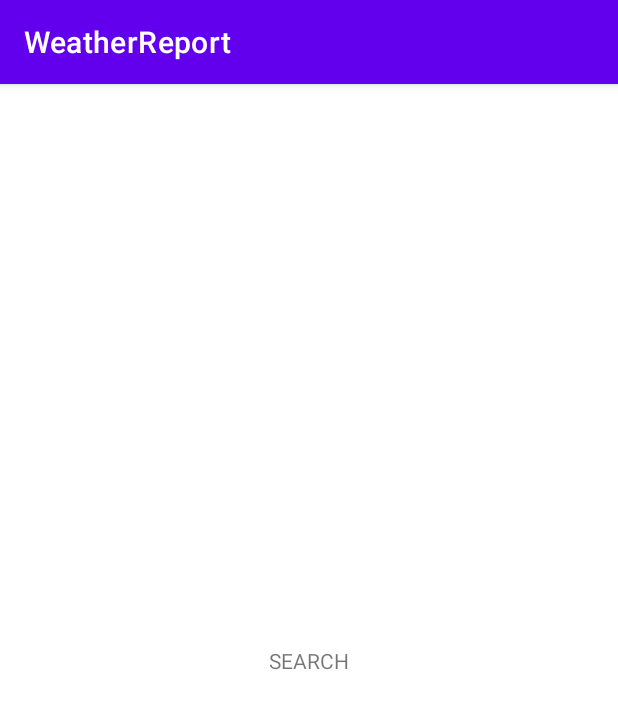
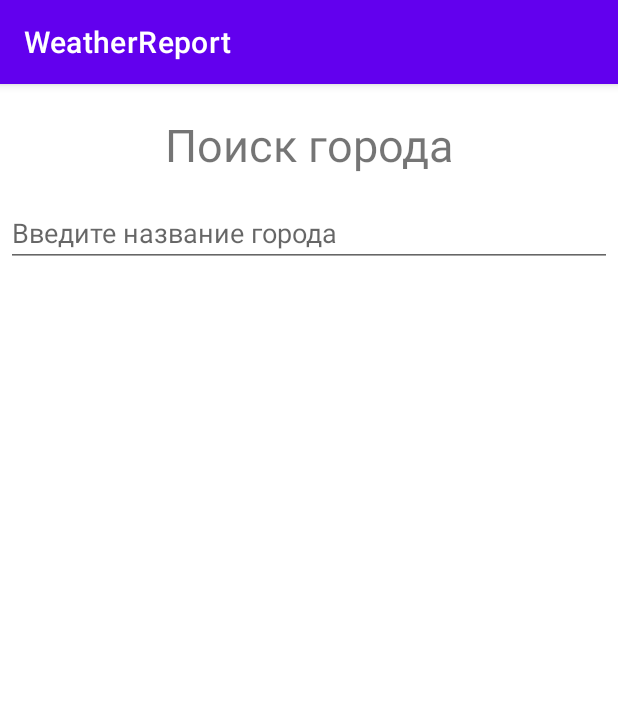
Before and after one commit to nOmeep/weather-app, an Android app: the fragment SearchFragment placed in its activity, on a phone screen of 412 x 824 dp. Shown: the top 709 px of the screen. Run offline under Robolectric (Android 15) with nearby library versions, the phone set to English and light mode, and no system bars; our stand-ins replace Dagger/Hilt's generated code, Room's generated code; pictures from the network do not load.

Commit message:
add-search-fragment-layout

```diff
--- a/app/src/main/java/com/example/weatherreport/data/db/WeatherItemsDAO.kt
+++ b/app/src/main/java/com/example/weatherreport/data/db/WeatherItemsDAO.kt
@@ -7,7 +7,10 @@ import kotlinx.coroutines.flow.Flow
 @Dao
 interface WeatherItemsDAO {
     @Query("select * from last_cached_page")
-    fun getCachedItems(): Flow<List<WeatherItem>>
+    fun getAllCachedItems(): Flow<List<WeatherItem>>
+
+    @Query("select * from last_cached_page where name = :name limit 1")
+    fun getCityByName(name: String): Flow<List<WeatherItem>>
 
     @Insert(onConflict = OnConflictStrategy.REPLACE)
     suspend fun cacheWeatherItem(item: WeatherItem)
--- a/app/src/main/java/com/example/weatherreport/data/repo/WeatherRepository.kt
+++ b/app/src/main/java/com/example/weatherreport/data/repo/WeatherRepository.kt
@@ -15,7 +15,7 @@ class WeatherRepository @Inject constructor(
 
     fun getCurrentCityWeather(query: String, key: String) = networkBoundResource(
         query = {
-            weatherDAO.getCachedItems()
+            weatherDAO.getCityByName(query)
         },
         fetch = {
             delay(500)
--- a/app/src/main/java/com/example/weatherreport/ui/adapters/WeekWeatherAdapter.kt
+++ b/app/src/main/java/com/example/weatherreport/ui/adapters/WeekWeatherAdapter.kt
@@ -9,7 +9,6 @@ import com.bumptech.glide.Glide
 import com.example.weatherreport.data.api.items.WeatherItem.Forecast.Forecastday
 import com.example.weatherreport.databinding.ItemWeekDayWeatherBinding
 import com.example.weatherreport.util.getDayOfTheWeek
-import java.util.*
 
 class WeekWeatherAdapter : RecyclerView.Adapter<WeekWeatherAdapter.WeekWeatherViewHolder>() {
     inner class WeekWeatherViewHolder(private val binding: ItemWeekDayWeatherBinding) :
--- /dev/null
+++ b/app/src/main/res/drawable/divider.xml
@@ -0,0 +1,6 @@
+<?xml version="1.0" encoding="utf-8"?>
+<shape xmlns:android="http://schemas.android.com/apk/res/android">
+    <size
+        android:height="30dp"
+        android:width="0dp"/>
+</shape>
--- a/app/src/main/res/layout/fragment_search.xml
+++ b/app/src/main/res/layout/fragment_search.xml
@@ -1,19 +1,36 @@
 <?xml version="1.0" encoding="utf-8"?>
-<androidx.constraintlayout.widget.ConstraintLayout xmlns:android="http://schemas.android.com/apk/res/android"
+<LinearLayout xmlns:android="http://schemas.android.com/apk/res/android"
     xmlns:app="http://schemas.android.com/apk/res-auto"
+    xmlns:tools="http://schemas.android.com/tools"
     android:layout_width="match_parent"
     android:layout_height="match_parent"
-    xmlns:tools="http://schemas.android.com/tools"
+    android:orientation="vertical"
+    android:padding="4dp"
     tools:context=".ui.fragments.SearchFragment">
 
     <TextView
+        android:id="@+id/tvSearchForCity"
         android:layout_width="wrap_content"
         android:layout_height="wrap_content"
-        android:text="SEARCH"
-        app:layout_constraintBottom_toBottomOf="parent"
-        app:layout_constraintEnd_toEndOf="parent"
-        app:layout_constraintHorizontal_bias="0.5"
-        app:layout_constraintStart_toStartOf="parent"
-        app:layout_constraintTop_toTopOf="parent" />
+        android:layout_gravity="center_horizontal"
+        android:layout_marginVertical="16dp"
+        android:text="@string/search_for_city"
+        android:textSize="30sp" />
 
-</androidx.constraintlayout.widget.ConstraintLayout>
+    <EditText
+        android:id="@+id/etSearch"
+        android:layout_width="match_parent"
+        android:layout_height="wrap_content"
+        android:hint="@string/enter_city_name"
+        android:imeOptions="actionSearch"
+        android:inputType="text"
+        android:maxLines="2" />
+
+    <androidx.recyclerview.widget.RecyclerView
+        android:layout_width="match_parent"
+        android:layout_height="0dp"
+        android:layout_marginTop="16dp"
+        android:layout_weight="1"
+        tools:listitem="@layout/item_searched_for" />
+
+</LinearLayout>
--- a/app/src/main/res/values/strings.xml
+++ b/app/src/main/res/values/strings.xml
@@ -4,4 +4,6 @@
     <string name="hello_blank_fragment">Hello blank fragment</string>
     <string name="WeatherHoleDay">Погода в течение дня</string>
     <string name="WeekWeatherText">Погода на неделю</string>
+    <string name="search_for_city">Поиск города</string>
+    <string name="enter_city_name">Введите название города</string>
 </resources>
```
Also changed, not shown: app/src/main/java/com/example/weatherreport/di/RetrofitModule.kt (+6 -3 lines), app/src/main/java/com/example/weatherreport/ui/fragments/MainFragment.kt (+1 -17 lines), app/src/main/res/layout/item_searched_for.xml (added, +62 -0 lines).
